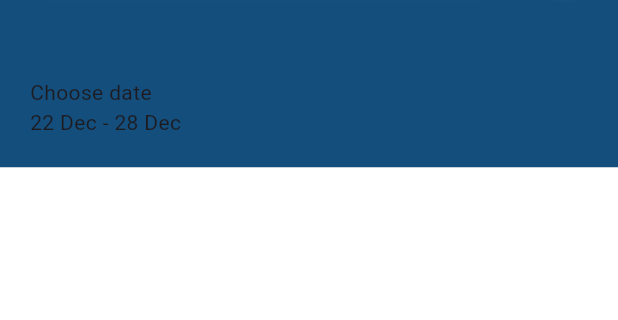
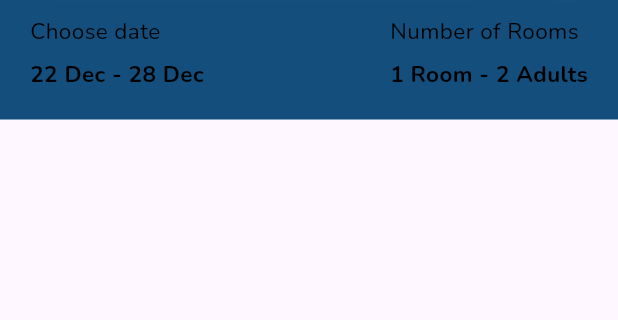
Before and after one commit to samiigll/flutterhotels, a Flutter app: the screen it shows after launch, on a phone screen of 412 x 824 dp, the part 200-520 px from its top. Run offline on Flutter 3.47's test engine with Material 3 defaults, Android fonts, the light colour scheme and no system bars; our stand-ins replace google_fonts.

Commit message:
chore: Refactor main.dart for improved UI and code organization

```diff
--- a/lib/main.dart
+++ b/lib/main.dart
@@ -1,7 +1,7 @@
 import 'package:flutter/material.dart';
 import 'package:google_fonts/google_fonts.dart';
 
-const dGreen = Color(0xFF54D3C2);
+final dGreen = const Color(0xFF54D3C2);
 
 void main() {
   runApp(const MyApp());
@@ -25,13 +25,13 @@
 
   @override
   Widget build(BuildContext context) {
-    return const Scaffold(
-      appBar: MyAppBar(),
+    return Scaffold(
+      appBar: const MyAppBar(),
       body: SingleChildScrollView(
         child: Column(
           children: [
             SearchSection(),
-            HotelSection(),
+            const HotelSection(),
           ],
         ),
       ),
@@ -48,13 +48,13 @@
   @override
   Widget build(BuildContext context) {
     return AppBar(
-      leading: const IconButton(
-        icon: Icon(
+      leading: IconButton(
+        icon: const Icon(
           Icons.arrow_back,
           color: Color(0xFF424242),
           size: 20,
         ),
-        onPressed: null,
+        onPressed: () {},
       ),
       title: Text(
         'Explore',
@@ -64,22 +64,22 @@
           fontWeight: FontWeight.w800,
         ),
       ),
-      actions: const [
+      actions: [
         IconButton(
-          icon: Icon(
+          icon: const Icon(
             Icons.favorite_outline_rounded,
             color: Color(0xFF424242),
             size: 20,
           ),
-          onPressed: null,
+          onPressed: () {},
         ),
         IconButton(
-          icon: Icon(
+          icon: const Icon(
             Icons.place,
             color: Color(0xFF424242),
             size: 20,
           ),
-          onPressed: null,
+          onPressed: () {},
         ),
       ],
       centerTitle: true,
@@ -89,7 +89,7 @@
 }
 
 class SearchSection extends StatelessWidget {
-  const SearchSection({Key? key}) : super(key: key);
+  SearchSection({Key? key}) : super(key: key);
 
   @override
   Widget build(BuildContext context) {
@@ -142,29 +142,68 @@
                 ),
                 child: ElevatedButton(
                   onPressed: () {},
-                  child: const Icon(
-                    Icons.search,
-                    size: 26,
-                  ),
                   style: ElevatedButton.styleFrom(
                     shape: const CircleBorder(),
                     backgroundColor: dGreen,
                     padding: const EdgeInsets.all(10),
                   ),
+                  child: const Icon(
+                    Icons.search,
+                    size: 26,
+                  ),
                 ),
               ),
             ],
           ),
-          const SizedBox(height: 50),
+          const SizedBox(height: 8),
           Row(
+            mainAxisAlignment: MainAxisAlignment.spaceBetween,
             children: [
               Container(
                 margin: const EdgeInsets.all(10),
-                child: const Column(
+                child: Column(
                   crossAxisAlignment: CrossAxisAlignment.start,
                   children: [
-                    Text('Choose date'),
-                    Text('22 Dec - 28 Dec'),
+                    Text(
+                      'Choose date',
+                      style: GoogleFonts.nunito(
+                        fontSize: 15,
+                        color: Colors.black,
+                      ),
+                    ),
+                    const SizedBox(height: 8),
+                    Text(
+                      '22 Dec - 28 Dec',
+                      style: GoogleFonts.nunito(
+                        fontSize: 15,
+                        color: Colors.black,
+                        fontWeight: FontWeight.bold,
+                      ),
+                    ),
+                  ],
+                ),
+              ),
+              Container(
+                margin: const EdgeInsets.all(10),
+                child: Column(
+                  crossAxisAlignment: CrossAxisAlignment.start,
+                  children: [
+                    Text(
+                      'Number of Rooms',
+                      style: GoogleFonts.nunito(
+                        fontSize: 15,
+                        color: Colors.black,
+                      ),
+                    ),
+                    const SizedBox(height: 8),
+                    Text(
+                      '1 Room - 2 Adults',
+                      style: GoogleFonts.nunito(
+                        fontSize: 15,
+                        color: Colors.black,
+                        fontWeight: FontWeight.bold,
+                      ),
+                    ),
                   ],
                 ),
               ),
@@ -182,8 +221,8 @@
   @override
   Widget build(BuildContext context) {
     return Container(
-      height: 2000,
       color: Colors.white,
+      // Your content here
     );
   }
 }
```
